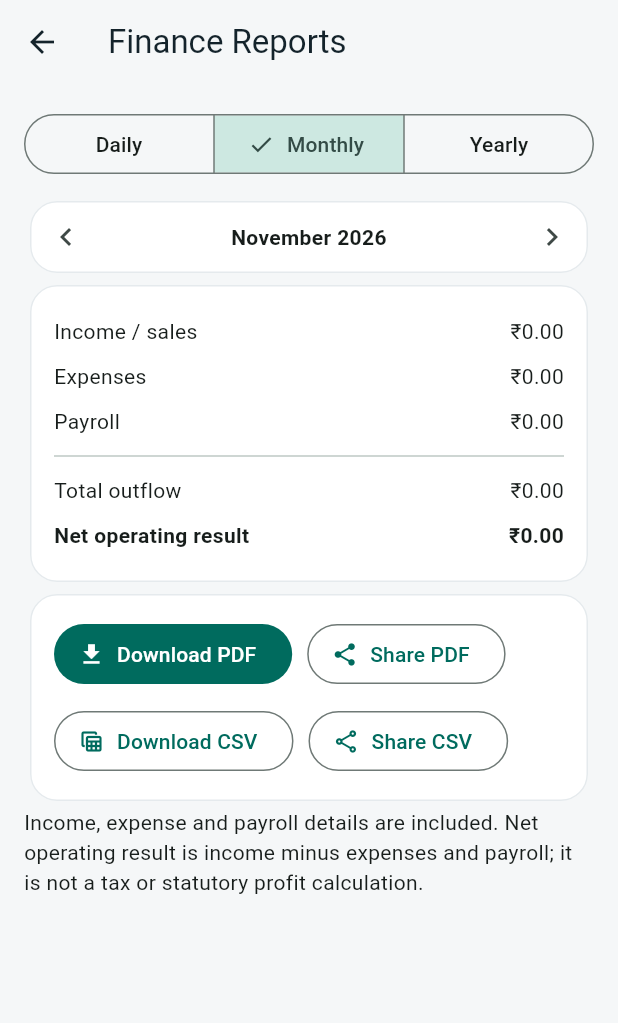
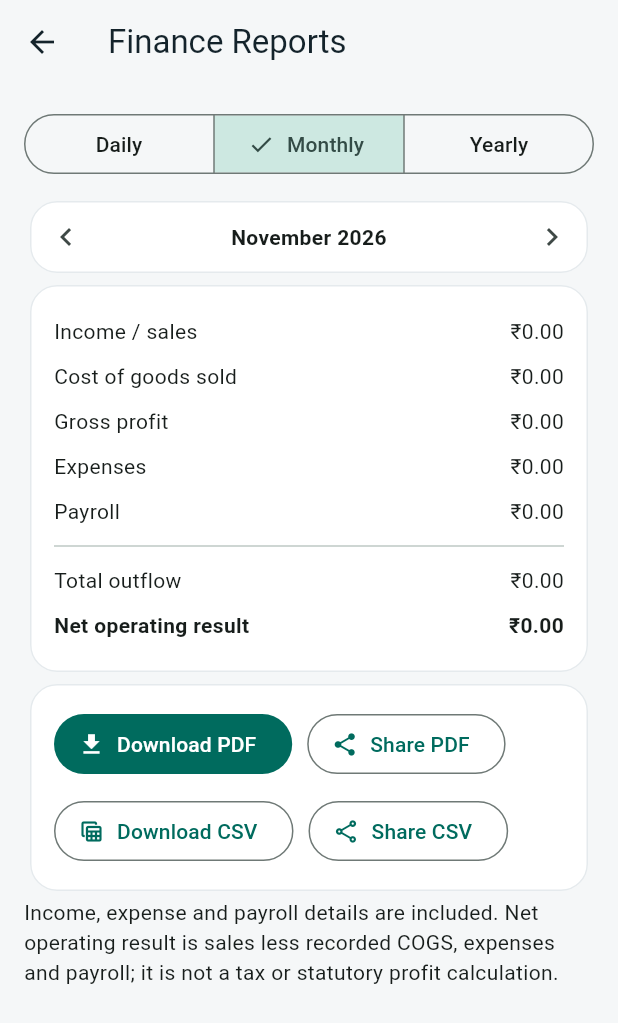
Before and after one commit to NaurasShaji/Billit_Finance_Only, a Flutter app: the ReportsScreen screen opened directly, on a phone screen of 412 x 824 dp. Shown: the top 1023 px of the screen. Run offline on Flutter 3.47's test engine with Material 3 defaults, Android fonts, the phone set to English and light mode, and no system bars; our stand-ins replace file_picker, flutter_secure_storage, flutter_svg, google_sign_in, pdf, share_plus and 1 more; missing offline and left inert: googleapis; accounts and stored records are empty.

Commit message:
Include cost of goods sold and gross profit in reports

```diff
--- a/lib/screens/reports_screen.dart
+++ b/lib/screens/reports_screen.dart
@@ -42,7 +42,9 @@ class _ReportsScreenState extends State<ReportsScreen> {
   double get expenseTotal => expenses.fold(0, (s, e) => s + e.amount);
   double get payrollTotal => payroll.fold(0, (s, e) => s + e.amount);
   double get incomeTotal => income.fold(0, (s, e) => s + e.amount);
-  double get netProfit => incomeTotal - expenseTotal - payrollTotal;
+  double get costOfGoodsSold => income.fold(0, (s, e) => s + e.costAmount);
+  double get grossProfit => incomeTotal - costOfGoodsSold;
+  double get netProfit => grossProfit - expenseTotal - payrollTotal;
   String get label => period == 'day'
       ? DateFormat('dd MMM yyyy').format(anchor)
       : period == 'year' ? DateFormat('yyyy').format(anchor) : DateFormat('MMMM yyyy').format(anchor);
@@ -62,13 +64,15 @@ class _ReportsScreenState extends State<ReportsScreen> {
       pw.Text('Billit Finance Report', style: pw.TextStyle(fontSize: 22, fontWeight: pw.FontWeight.bold)),
       pw.Text(label), pw.SizedBox(height: 18),
       pw.Text('Income / sales: INR ${incomeTotal.toStringAsFixed(2)}'),
+      pw.Text('Cost of goods sold: INR ${costOfGoodsSold.toStringAsFixed(2)}'),
+      pw.Text('Gross profit: INR ${grossProfit.toStringAsFixed(2)}'),
       pw.Text('Expenses: INR ${expenseTotal.toStringAsFixed(2)}'),
       pw.Text('Payroll: INR ${payrollTotal.toStringAsFixed(2)}'),
       pw.Text('Total outflow: INR ${(expenseTotal + payrollTotal).toStringAsFixed(2)}'),
       pw.Text('Net operating result: INR ${netProfit.toStringAsFixed(2)}'),
       pw.SizedBox(height: 18),
       pw.Text('Income details', style: pw.TextStyle(fontSize: 15, fontWeight: pw.FontWeight.bold)),
-      pw.TableHelper.fromTextArray(headers: ['Date','Description','Amount'], data: income.map((e) => [DateFormat('dd MMM yyyy').format(e.date), e.description, e.amount.toStringAsFixed(2)]).toList()),
+      pw.TableHelper.fromTextArray(headers: ['Date','Description','Sales','COGS'], data: income.map((e) => [DateFormat('dd MMM yyyy').format(e.date), e.description, e.amount.toStringAsFixed(2), e.costAmount.toStringAsFixed(2)]).toList()),
       pw.SizedBox(height: 18),
       pw.Text('Expense details', style: pw.TextStyle(fontSize: 15, fontWeight: pw.FontWeight.bold)),
       pw.TableHelper.fromTextArray(headers: ['Date','Category','Description','Amount'], data: expenses.map((e) => [DateFormat('dd MMM yyyy').format(e.date), e.category, e.description, e.amount.toStringAsFixed(2)]).toList()),
@@ -91,7 +95,7 @@ class _ReportsScreenState extends State<ReportsScreen> {
   Uint8List _csv() {
     final rows = <String>[
       ['Record type', 'Date', 'Category / type', 'Description / note', 'Amount'].map(_csvCell).join(','),
-      ...income.map((e) => ['Income', DateFormat('yyyy-MM-dd').format(e.date), e.source, e.description, e.amount.toStringAsFixed(2)].map(_csvCell).join(',')),
+      ...income.map((e) => ['Income', DateFormat('yyyy-MM-dd').format(e.date), e.source, e.description + ' | COGS ' + e.costAmount.toStringAsFixed(2), e.amount.toStringAsFixed(2)].map(_csvCell).join(',')),
       ...expenses.map((e) => ['Expense', DateFormat('yyyy-MM-dd').format(e.date), e.category, e.description, e.amount.toStringAsFixed(2)].map(_csvCell).join(',')),
       ...payroll.map((e) => ['Payroll', DateFormat('yyyy-MM-dd').format(e.date), e.type, e.note, e.amount.toStringAsFixed(2)].map(_csvCell).join(',')),
       ['', '', '', 'Total income', incomeTotal.toStringAsFixed(2)].map(_csvCell).join(','),
@@ -136,6 +140,7 @@ class _ReportsScreenState extends State<ReportsScreen> {
       ])),
       Card(child: Padding(padding: const EdgeInsets.all(16), child: Column(crossAxisAlignment: CrossAxisAlignment.start, children: [
         _line('Income / sales', incomeTotal),
+        _line('Cost of goods sold', costOfGoodsSold), _line('Gross profit', grossProfit),
         _line('Expenses', expenseTotal), _line('Payroll', payrollTotal), const Divider(), _line('Total outflow', expenseTotal + payrollTotal), _line('Net operating result', netProfit, bold: true),
       ]))),
       Card(child: Padding(padding: const EdgeInsets.all(16), child: Wrap(spacing: 10, runSpacing: 10, children: [
@@ -144,7 +149,7 @@ class _ReportsScreenState extends State<ReportsScreen> {
         OutlinedButton.icon(onPressed: _downloadCsv, icon: const Icon(Icons.table_view), label: const Text('Download CSV')),
         OutlinedButton.icon(onPressed: _shareCsv, icon: const Icon(Icons.share_outlined), label: const Text('Share CSV')),
       ]))),
-      const Text('Income, expense and payroll details are included. Net operating result is income minus expenses and payroll; it is not a tax or statutory profit calculation.'),
+      const Text('Income, expense and payroll details are included. Net operating result is sales less recorded COGS, expenses and payroll; it is not a tax or statutory profit calculation.'),
     ]),
   );
   Widget _line(String title, double value, {bool bold = false}) => Padding(
```
